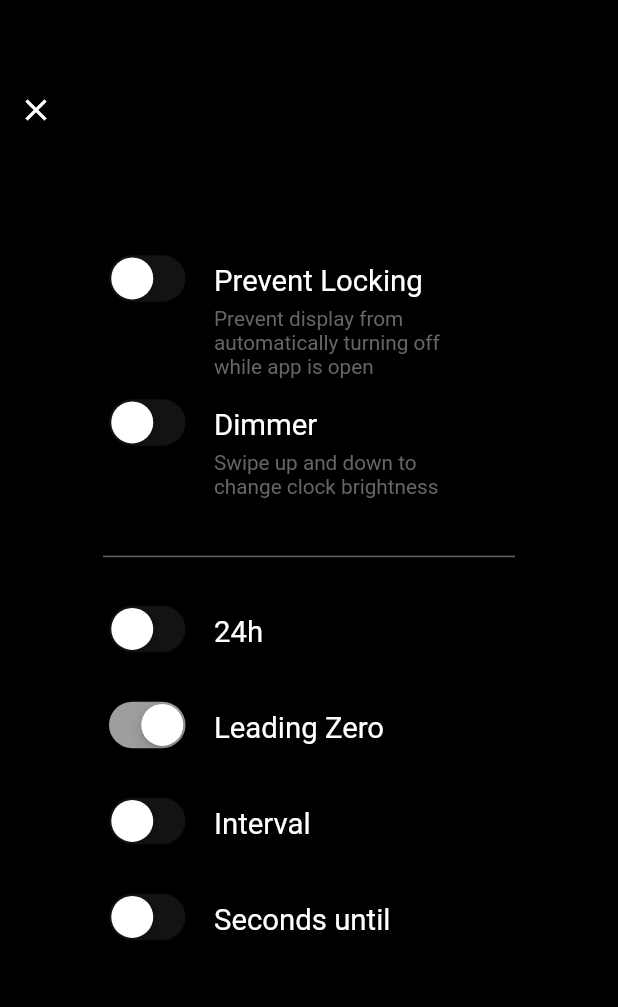
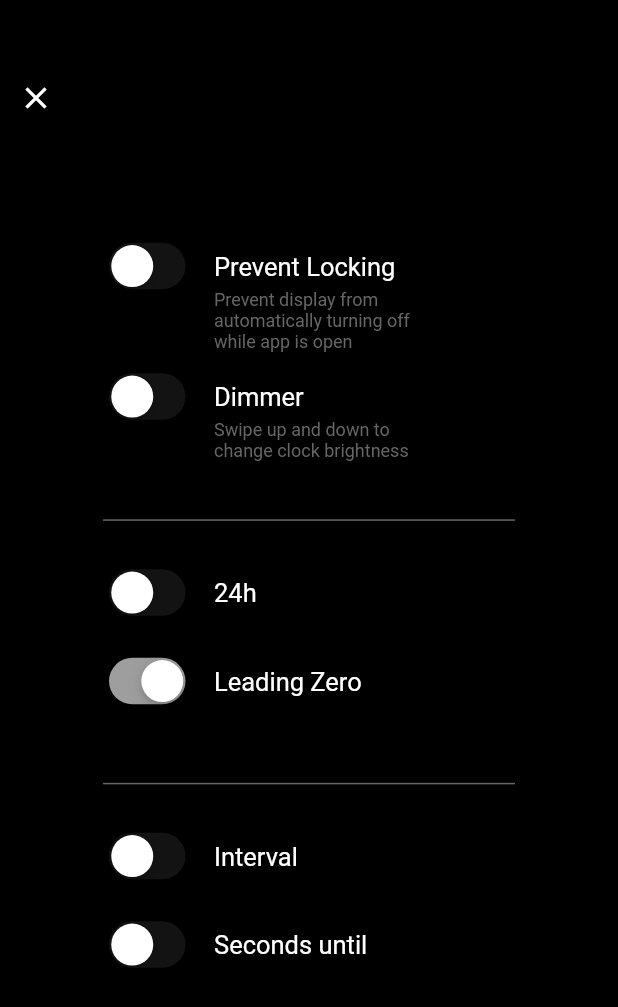
Before and after one commit to IshikaLunagariya/ishika-lunagariya, a Flutter app: the screen it shows after launch, after a tap on the "settings" icon, on a phone screen of 412 x 824 dp. Shown: the top 1007 px of the screen. Run offline on Flutter 3.47's test engine with Material 2 defaults, Android fonts, the light colour scheme and no system bars; our stand-ins replace get, shared_preferences, wakelock; missing offline and left inert: screen_brightness.

```diff
--- a/lib/main.dart
+++ b/lib/main.dart
@@ -1,6 +1,5 @@
 import 'package:clock_simple/clock_simple.dart';
 import 'package:flutter/material.dart';
-import 'package:flutter/services.dart';
 import 'package:screen_brightness/screen_brightness.dart';
 
 import 'utils/preferences.dart';
@@ -9,12 +8,12 @@ Future main() async {
   WidgetsFlutterBinding.ensureInitialized();
   await Preferences().initialAppPreference();
 
-  await SystemChrome.setPreferredOrientations(
-    [
-      DeviceOrientation.portraitUp,
-      DeviceOrientation.portraitDown,
-    ],
-  );
+  // await SystemChrome.setPreferredOrientations(
+  //   [
+  //     DeviceOrientation.portraitUp,
+  //     DeviceOrientation.portraitDown,
+  //   ],
+  // );
   ScreenBrightness();
   runApp(const ClockSimple());
 }
--- a/lib/modules/home_screen/controller/home_controller.dart
+++ b/lib/modules/home_screen/controller/home_controller.dart
@@ -10,6 +10,7 @@ class HomeController extends GetxController {
   RxDouble currentSliderValueForColor = 1.0.obs;
   RxBool isVisible = true.obs;
   RxBool isButtonVisible = true.obs;
+  RxBool showAppBar = true.obs;
 
   @override
   void onInit() {
--- a/lib/modules/home_screen/presentation/home_screen.dart
+++ b/lib/modules/home_screen/presentation/home_screen.dart
@@ -1,31 +1,35 @@
 import 'dart:async';
+import 'dart:ui';
+
 import 'package:clock_simple/modules/home_screen/controller/home_controller.dart';
+import 'package:clock_simple/utils/navigation_utils/navigation.dart';
 import 'package:clock_simple/utils/navigation_utils/routes.dart';
 import 'package:clock_simple/utils/size_utils.dart';
 import 'package:flutter/material.dart';
 import 'package:flutter/services.dart';
 import 'package:get/get.dart';
 import 'package:wakelock/wakelock.dart';
+
 import '../../../utils/app_color.dart';
-import '../../../utils/navigation_utils/navigation.dart';
 import '../../setting_screen/controller/setting_controller.dart';
 
 class HomeScreen extends StatelessWidget {
   HomeScreen({Key? key}) : super(key: key);
 
   final HomeController homeController = Get.find();
+
   final SettingController settingController = Get.find();
 
   @override
   Widget build(BuildContext context) {
+    SizeUtils().init(context);
     if (settingController.preventLocking.value) {
       Wakelock.enable();
     } else {
       Wakelock.disable();
     }
-    SizeUtils().init(context);
-    return SafeArea(
-      child: Scaffold(
+
+    return Scaffold(
       backgroundColor: Colors.white,
       floatingActionButton: Obx(() => Visibility(
             visible: homeController.isButtonVisible.value,
@@ -36,12 +40,14 @@ class HomeScreen extends StatelessWidget {
               },
               icon: Icon(
                 Icons.settings,
-                  color: homeController.currentSliderValueForColor.value <= 0.5 ? AppColor.blackColor : AppColor.whiteColor,
+                color:
+                    homeController.currentSliderValueForColor.value <= 0.5 ? AppColor.blackColor : AppColor.whiteColor,
               ),
             ),
           )),
       body: Obx(() => Center(
             child: Container(
+              margin: EdgeInsets.zero,
               height: MediaQuery.of(context).size.height,
               width: MediaQuery.of(context).size.width,
               color: Colors.black.withOpacity(homeController.currentSliderValueForColor.value),
@@ -50,7 +56,6 @@ class HomeScreen extends StatelessWidget {
                 child: Stack(
                   children: [
                     Column(
-                        mainAxisAlignment: MainAxisAlignment.spaceBetween,
                       mainAxisSize: MainAxisSize.max,
                       children: [
                         settingController.dimmer.value
@@ -66,8 +71,9 @@ class HomeScreen extends StatelessWidget {
                                         trackHeight: 0.5,
                                         overlayShape: SliderComponentShape.noThumb,
                                         inactiveTrackColor: Colors.transparent,
-                                          activeTrackColor:
-                                              homeController.currentSliderValueForColor.value <= 0.5 ? AppColor.blackColor : AppColor.whiteColor,
+                                        activeTrackColor: homeController.currentSliderValueForColor.value <= 0.5
+                                            ? AppColor.blackColor
+                                            : AppColor.whiteColor,
                                       ),
                                       child: Slider(
                                         value: homeController.currentSliderValue.value,
@@ -80,12 +86,13 @@ class HomeScreen extends StatelessWidget {
                                 ),
                               )
                             : const SizedBox(),
-                          Center(
-                            child: RichText(
+                        const Spacer(),
+                        RichText(
                           text: TextSpan(
                             text: settingController.hourFormat.value
                                 ? homeController.timeString24.value.substring(0, 8)
-                                    : settingController.leadingZero.value == false && homeController.timeString.value.substring(0, 1) == "0"
+                                : settingController.leadingZero.value == false &&
+                                        homeController.timeString.value.substring(0, 1) == "0"
                                     ? homeController.timeString.value.substring(1, 8)
                                     : homeController.timeString.value.substring(0, 8),
                             style: TextStyle(
@@ -107,7 +114,7 @@ class HomeScreen extends StatelessWidget {
                             ],
                           ),
                         ),
-                          ),
+                        const Spacer(),
                         Container(
                           height: 30,
                         )
@@ -117,6 +124,7 @@ class HomeScreen extends StatelessWidget {
                       behavior: HitTestBehavior.translucent,
                       onTap: () {
                         homeController.isButtonVisible.value = !homeController.isButtonVisible.value;
+
                         SystemChrome.setEnabledSystemUIMode(
                             homeController.isButtonVisible.value ? SystemUiMode.manual : SystemUiMode.immersiveSticky,
                             overlays: SystemUiOverlay.values);
@@ -125,10 +133,6 @@ class HomeScreen extends StatelessWidget {
                         Future.delayed(const Duration(seconds: 2)).then((value) {
                           homeController.isVisible.value = false;
                         });
-                          // Timer.periodic(const Duration(seconds: 2), (Timer t) {
-                          // homeController.isVisible.value = false;
-
-                          // });
                       },
                       onPanUpdate: (details) {
                         print("onVerticalDragUpdate x : ${details.delta.dx}");
@@ -138,7 +142,8 @@ class HomeScreen extends StatelessWidget {
                             homeController.isVisible.value = true;
                             if (homeController.currentSliderValue.value.toDouble() < 1) {
                               homeController.currentSliderValue.value += 0.01;
-                              } else if (homeController.currentSliderValue.value.isNegative || homeController.currentSliderValue.value <= 0.9) {
+                            } else if (homeController.currentSliderValue.value.isNegative ||
+                                homeController.currentSliderValue.value <= 0.9) {
                               homeController.currentSliderValue.value = 1.0;
                             }
                           } else if (details.delta.dy > 0 && details.delta.dx == 0) {
@@ -178,7 +183,6 @@ class HomeScreen extends StatelessWidget {
               ),
             ),
           )),
-      ),
     );
   }
 }
--- a/lib/modules/setting_screen/presentation/setting_screen.dart
+++ b/lib/modules/setting_screen/presentation/setting_screen.dart
@@ -19,12 +19,12 @@ class SettingScreen extends StatelessWidget {
   @override
   Widget build(BuildContext context) {
     return Scaffold(
-      body: Padding(
-        padding: EdgeInsets.symmetric(vertical: SizeUtils.verticalBlockSize * 6),
-        child: Obx(() {
-          return SingleChildScrollView(
-            physics: const BouncingScrollPhysics(),
-            child: Stack(
+      body: SingleChildScrollView(
+        physics: const BouncingScrollPhysics(),
+        child: Padding(
+          padding: EdgeInsets.symmetric(vertical: SizeUtils.verticalBlockSize * 5),
+          child: Obx(() {
+            return Stack(
               children: [
                 GestureDetector(
                   behavior: HitTestBehavior.opaque,
@@ -54,7 +54,7 @@ class SettingScreen extends StatelessWidget {
                             title: AppText(
                               text: AppString.preventLocking,
                               color: AppColor.whiteColor,
-                              fontSize: SizeUtils.fSize_17(),
+                              fontSize: 17,
                             ),
                             subTitle: AppString.preventLockingDes,
                             onChange: (value) async {
@@ -68,7 +68,7 @@ class SettingScreen extends StatelessWidget {
                             title: AppText(
                               text: AppString.dimmer,
                               color: AppColor.whiteColor,
-                              fontSize: SizeUtils.fSize_17(),
+                              fontSize: 17,
                             ),
                             subTitle: AppString.dimmerDes,
                             onChange: (value) async {
@@ -86,7 +86,7 @@ class SettingScreen extends StatelessWidget {
                             title: AppText(
                               text: AppString.hourFormate,
                               color: AppColor.whiteColor,
-                              fontSize: SizeUtils.fSize_17(),
+                              fontSize: 17,
                             ),
                             onChange: (value) async {
                               settingController.hourFormat.value = value;
@@ -99,7 +99,7 @@ class SettingScreen extends StatelessWidget {
                             title: AppText(
                               text: AppString.leadingZero,
                               color: AppColor.whiteColor,
-                              fontSize: SizeUtils.fSize_17(),
+                              fontSize: 17,
                             ),
                             onChange: (value) async {
                               settingController.leadingZero.value = value;
@@ -108,11 +108,16 @@ class SettingScreen extends StatelessWidget {
                             },
                             value: settingController.leadingZero.value,
                           ),
+                          Divider(
+                            color: AppColor.gray,
+                            height: SizeUtils.verticalBlockSize * 7,
+                            thickness: 1,
+                          ),
                           CustomSwitchWidget(
                             title: AppText(
                               text: AppString.interval,
                               color: AppColor.whiteColor,
-                              fontSize: SizeUtils.fSize_17(),
+                              fontSize: 17,
                             ),
                             onChange: (value) async {
                               settingController.intervalSwitch.value = value;
@@ -125,7 +130,7 @@ class SettingScreen extends StatelessWidget {
                             title: AppText(
                               text: AppString.secondsUntil,
                               color: AppColor.whiteColor,
-                              fontSize: SizeUtils.fSize_17(),
+                              fontSize: 17,
                             ),
                             onChange: (value) async {
                               settingController.secondsUntil.value = value;
@@ -140,9 +145,9 @@ class SettingScreen extends StatelessWidget {
                   ],
                 ),
               ],
-            ),
-          );
-        }),
+            );
+          }),
+        ),
       ),
     );
   }
--- a/lib/widget/custom_switch.dart
+++ b/lib/widget/custom_switch.dart
@@ -2,8 +2,6 @@ import 'package:clock_simple/utils/app_color.dart';
 import 'package:clock_simple/widget/app_text.dart';
 import 'package:flutter/cupertino.dart';
 import 'package:flutter/material.dart';
-
-import '../utils/size_utils.dart';
 
 class CustomSwitchWidget extends StatelessWidget {
   const CustomSwitchWidget({Key? key, required this.value, required this.onChange, required this.title, this.subTitle})
@@ -41,7 +39,7 @@ class CustomSwitchWidget extends StatelessWidget {
                 child: AppText(
                   text: subTitle ?? "",
                   color: AppColor.gray,
-                  fontSize: SizeUtils.fSize_12(),
+                  fontSize: 12,
                 ),
               ),
             ],
```
Also changed, not shown: pubspec.lock, 3 other files. Lines whose indentation alone changed are shown as unchanged.
